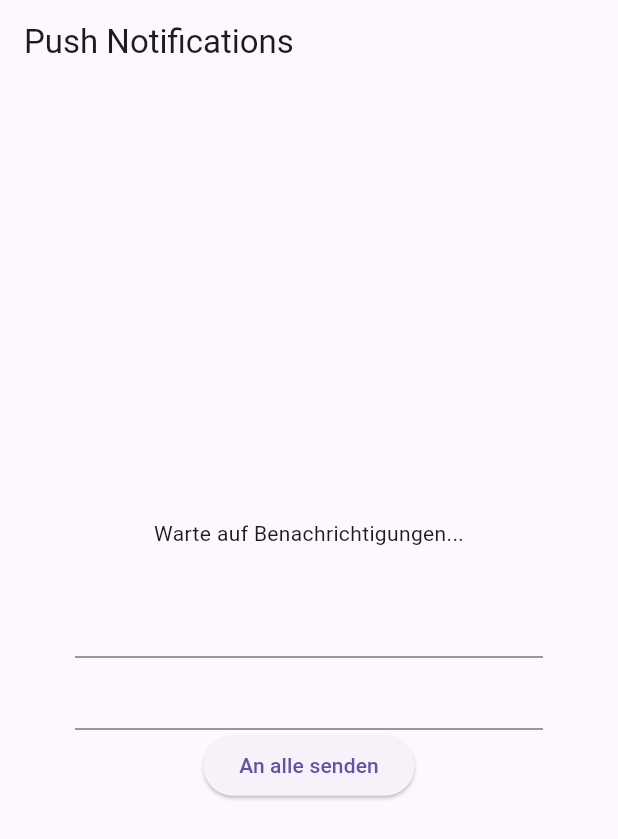
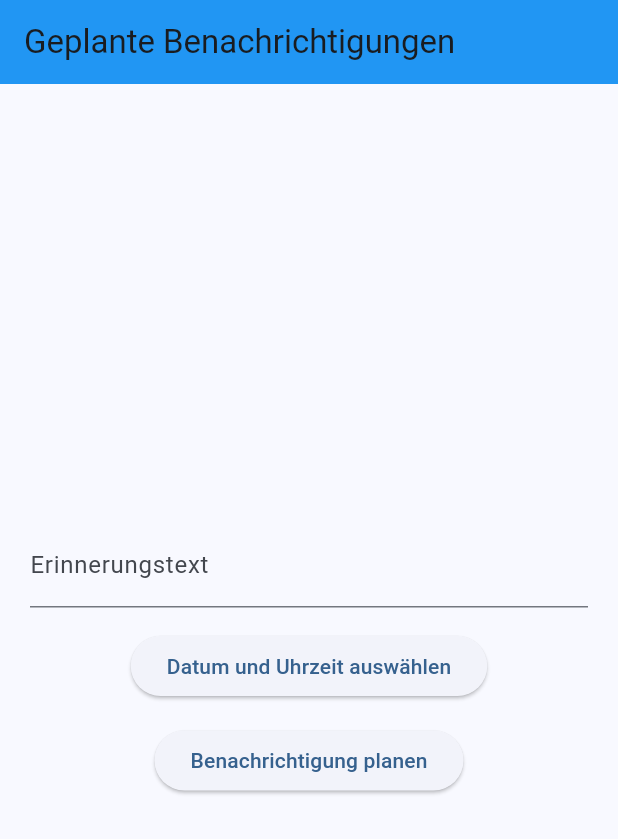
Before and after one commit to schlosser-teaching/university-flutter-amad, a Flutter app: the screen it shows after launch, on a phone screen of 412 x 824 dp. Shown: the top 839 px of the screen. Run offline on Flutter 3.47's test engine with Material 3 defaults, Android fonts, the light colour scheme and no system bars; our stand-ins replace camera, flutter_local_notifications, flutter_map, geolocator, image_picker, latlong2 and 3 more; missing offline and left inert: flutter_vision, tflite_flutter, tflite_flutter_helper_plus, tflite_flutter_plus.

Commit message:
Add exercice 10

```diff
--- /dev/null
+++ b/lib/07_notifications/uebung_10_reminder/reminder_notification_screen.dart
@@ -0,0 +1,126 @@
+import 'package:flutter/material.dart';
+import 'package:flutter_local_notifications/flutter_local_notifications.dart';
+import 'package:intl/intl.dart';
+import 'package:timezone/timezone.dart';
+
+class ReminderNotificationScreen extends StatefulWidget {
+  const ReminderNotificationScreen({super.key});
+
+  @override
+  State<ReminderNotificationScreen> createState() => _ReminderNotificationScreenState();
+}
+
+class _ReminderNotificationScreenState extends State<ReminderNotificationScreen> {
+  final FlutterLocalNotificationsPlugin notificationsPlugin = FlutterLocalNotificationsPlugin();
+  final TextEditingController textController = TextEditingController();
+  DateTime? selectedDateTime;
+
+  @override
+  void initState() {
+    super.initState();
+    _initializeNotifications();
+  }
+
+  Future<void> _initializeNotifications() async {
+    const androidSettings = AndroidInitializationSettings('@mipmap/ic_launcher');
+    const settings = InitializationSettings(android: androidSettings);
+
+    await notificationsPlugin.initialize(settings);
+
+    await notificationsPlugin
+        .resolvePlatformSpecificImplementation<AndroidFlutterLocalNotificationsPlugin>()
+        ?.requestNotificationsPermission();
+  }
+
+  Future<void> _pickDateTime(BuildContext context) async {
+    DateTime? pickedDate = await showDatePicker(
+      context: context,
+      initialDate: DateTime.now(),
+      firstDate: DateTime.now(),
+      lastDate: DateTime(2101),
+    );
+
+    if (pickedDate != null) {
+      TimeOfDay? pickedTime = await showTimePicker(
+        context: context,
+        initialTime: TimeOfDay.now(),
+      );
+
+      if (pickedTime != null) {
+        setState(() {
+          selectedDateTime = DateTime(
+            pickedDate.year,
+            pickedDate.month,
+            pickedDate.day,
+            pickedTime.hour,
+            pickedTime.minute,
+          );
+        });
+      }
+    }
+  }
+
+  Future<void> _scheduleNotification(String title, String body) async {
+    if (selectedDateTime == null) return;
+
+    const AndroidNotificationDetails androidDetails = AndroidNotificationDetails(
+      'scheduled_channel_id',
+      'Scheduled Notifications',
+      importance: Importance.high,
+      priority: Priority.high,
+    );
+
+    const NotificationDetails details = NotificationDetails(android: androidDetails);
+
+    await notificationsPlugin.zonedSchedule(
+      0,
+      title,
+      body,
+      TZDateTime.from(selectedDateTime!, local),
+      details,
+      uiLocalNotificationDateInterpretation:
+      UILocalNotificationDateInterpretation.absoluteTime,
+      androidScheduleMode: AndroidScheduleMode.exact,
+    );
+  }
+
+  @override
+  Widget build(BuildContext context) {
+    return Scaffold(
+      appBar: AppBar(title: const Text('Geplante Benachrichtigungen')),
+      body: Center(
+        child: Padding(
+          padding: const EdgeInsets.symmetric(horizontal: 20.0),
+          child: Column(
+            mainAxisAlignment: MainAxisAlignment.center,
+            children: [
+              TextField(
+                controller: textController,
+                decoration: const InputDecoration(labelText: 'Erinnerungstext'),
+              ),
+              const SizedBox(height: 15.0),
+              ElevatedButton(
+                onPressed: () => _pickDateTime(context),
+                child: Text(selectedDateTime == null
+                    ? 'Datum und Uhrzeit auswählen'
+                    : 'Gewählt: ${DateFormat('dd.MM.yyyy HH:mm').format(selectedDateTime!)}'),
+              ),
+              const SizedBox(height: 15.0),
+              ElevatedButton(
+                onPressed: () {
+                  if (selectedDateTime != null && textController.text.isNotEmpty) {
+                    _scheduleNotification('Erinnerung', textController.text);
+                    ScaffoldMessenger.of(context).showSnackBar(
+                      const SnackBar(content: Text('Benachrichtigung geplant!')),
+                    );
+                  }
+                },
+                child: const Text('Benachrichtigung planen'),
+              ),
+            ],
+          ),
+        ),
+      ),
+    );
+  }
+}
--- a/lib/main.dart
+++ b/lib/main.dart
@@ -33,6 +33,7 @@ import 'package:advanced_mobile_app_development/06_machine_learning/praxis_cat_d
 import 'package:advanced_mobile_app_development/06_machine_learning/praxis_yolo/yolo_camera_screen.dart';
 import 'package:advanced_mobile_app_development/07_notifications/praxis_local_notifications/local_notification_screen.dart';
 import 'package:advanced_mobile_app_development/07_notifications/praxis_push_notifications/push_notification_screen.dart';
+import 'package:advanced_mobile_app_development/07_notifications/uebung_10_reminder/reminder_notification_screen.dart';
 import 'package:flutter/material.dart';
 
 void main() {
@@ -102,6 +103,7 @@ class MyApp extends StatelessWidget {
   // 07: Notifications
   final localNotificationScreen = const LocalNotificationScreen();
   final pushNotificationScreen = const PushNotificationScreen();
+  final reminderNotificationScreen = const ReminderNotificationScreen();
 
   @override
   Widget build(BuildContext context) {
@@ -111,7 +113,7 @@ class MyApp extends StatelessWidget {
         colorScheme: ColorScheme.fromSeed(seedColor: Colors.blue),
         appBarTheme: const AppBarTheme(backgroundColor: Colors.blue),
       ),
-      home: pushNotificationScreen,
+      home: reminderNotificationScreen,
     );
   }
 }
```
